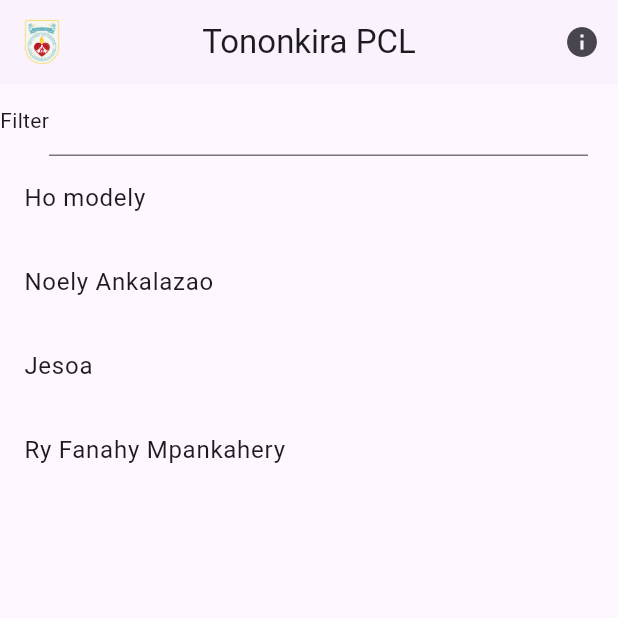
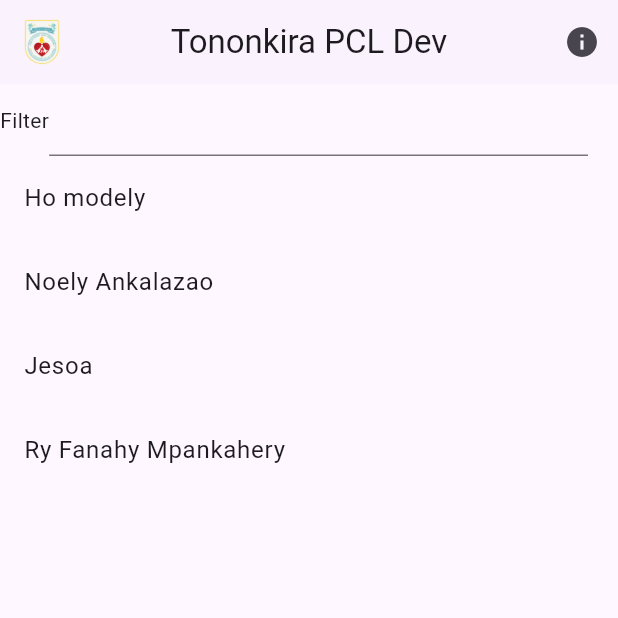
Before and after one commit to TNyRina/tononkira-PCL, a Flutter app: the screen it shows after launch, on a phone screen of 412 x 824 dp, the top half of it. Run offline on Flutter 3.47's test engine with Material 3 defaults, Android fonts, the light colour scheme and no system bars.

```diff
--- a/lib/widget/head.dart
+++ b/lib/widget/head.dart
@@ -2,7 +2,7 @@ import 'package:flutter/material.dart';
 
 AppBar head(){
 	return AppBar(
-		title: Text('Tononkira PCL'),
+		title: Text('Tononkira PCL Dev'),
 		centerTitle: true,
 		leading: Padding(
 			padding: EdgeInsets.all(8.0),
```
